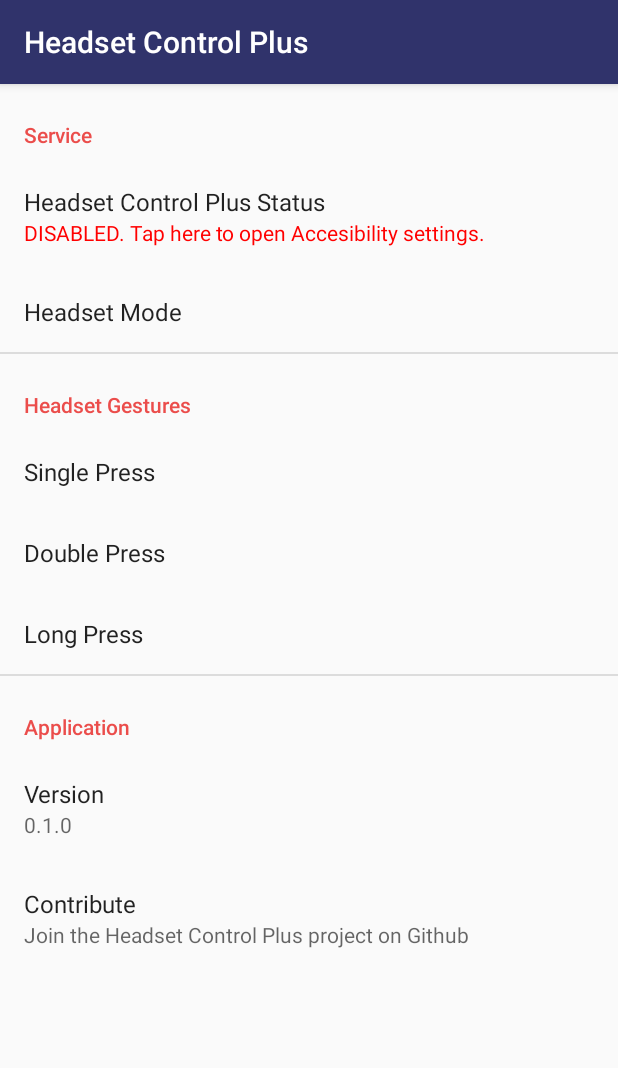
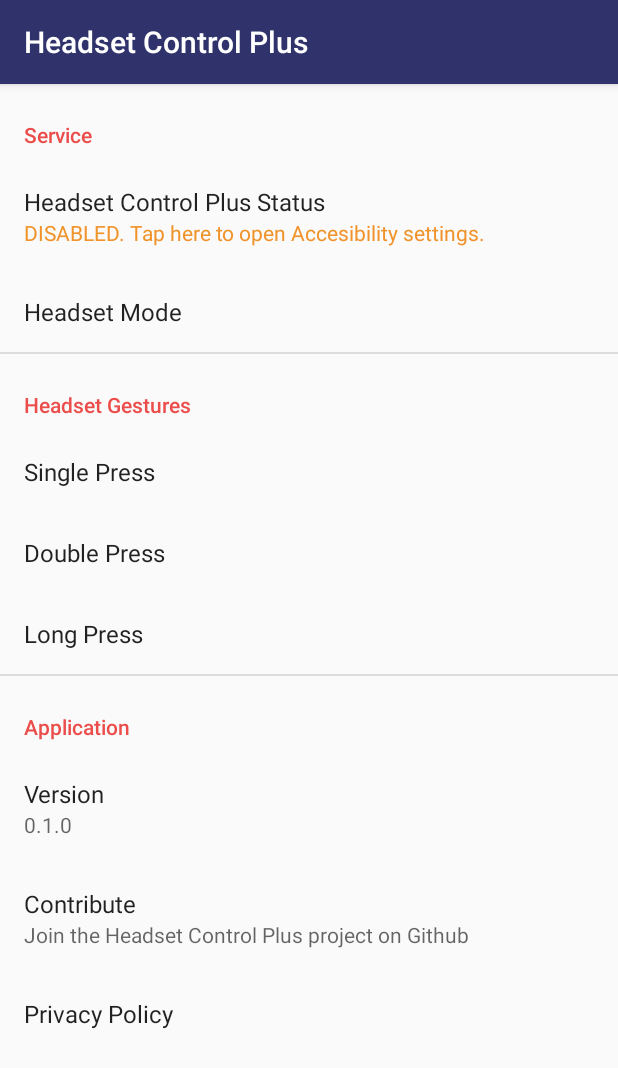
Before and after one commit to nadchif/headset-control-plus, an Android app: the screen it shows after launch (MainActivity), on a phone screen of 412 x 824 dp. Shown: the top 1068 px of the screen. Run offline under Robolectric (Android 15) with nearby library versions, the phone set to English and light mode, and no system bars; our stand-ins replace androidx.preference; libraries missing offline, so code that uses them is left out: com.github.paolorotolo.appintro.

Commit message:
added comments

```diff
--- a/app/build.gradle
+++ b/app/build.gradle
@@ -13,8 +13,11 @@ android {
     }
     buildTypes {
         release {
-            minifyEnabled false
+            minifyEnabled true
             proguardFiles getDefaultProguardFile('proguard-android-optimize.txt'), 'proguard-rules.pro'
+        }
+        lintOptions {
+            abortOnError false
         }
     }
 }
--- a/app/src/main/java/com/chif/headsetcontrolplus/HeadsetControlPlusService.java
+++ b/app/src/main/java/com/chif/headsetcontrolplus/HeadsetControlPlusService.java
@@ -1,7 +1,6 @@
 package com.chif.headsetcontrolplus;
 
 import android.accessibilityservice.AccessibilityService;
-import android.content.Context;
 import android.content.Intent;
 import android.content.SharedPreferences;
 import android.media.AudioManager;
@@ -17,7 +16,6 @@ import androidx.preference.PreferenceManager;
 public class HeadsetControlPlusService extends AccessibilityService {
     private static final String APP_TAG = "HeadsetControlPlus";
     private AudioManager audioManager;
-
     String actionsDefault;
     String actionsPlayPause;
     String actionsNext;
--- a/app/src/main/java/com/chif/headsetcontrolplus/SettingsFragment.java
+++ b/app/src/main/java/com/chif/headsetcontrolplus/SettingsFragment.java
@@ -2,7 +2,6 @@ package com.chif.headsetcontrolplus;
 
 import android.content.ComponentName;
 import android.content.Context;
-import android.content.res.Resources;
 import android.graphics.Color;
 import android.os.Bundle;
 import android.provider.Settings;
@@ -12,7 +11,6 @@ import android.text.TextUtils;
 import android.text.style.ForegroundColorSpan;
 
 import androidx.preference.Preference;
-
 import androidx.preference.ListPreference;
 import androidx.preference.PreferenceFragmentCompat;
 import androidx.preference.PreferenceManager;
@@ -43,6 +41,9 @@ public class SettingsFragment extends PreferenceFragmentCompat {
         }
     };
 
+    /*
+     * Updates the summary of each preference, to match newly set value
+     */
     private static void bindPreferenceSummaryToValue(Preference preference) {
         // Set the listener to watch for value changes.
         preference.setOnPreferenceChangeListener(sBindPreferenceSummaryToValueListener);
@@ -52,12 +53,13 @@ public class SettingsFragment extends PreferenceFragmentCompat {
                 preference,
                 PreferenceManager.getDefaultSharedPreferences(preference.getContext()).getString(preference.getKey(), ""));
     }
+
     @Override
-    public void onResume()
-    {
+    public void onResume() {
         super.onResume();
         setAccessibilityServiceText();
     }
+
     @Override
     public void onCreatePreferences(Bundle savedInstanceState, String rootKey) {
         setPreferencesFromResource(R.xml.main_preferences, rootKey);
@@ -67,17 +69,27 @@ public class SettingsFragment extends PreferenceFragmentCompat {
         bindPreferenceSummaryToValue(findPreference("hcp_gestures_double_press"));
         setAccessibilityServiceText();
     }
+
+    /*
+     * Updates the status in the settings page
+     */
     private void setAccessibilityServiceText() {
         Preference enableHCP = findPreference("enable_hcp");
         Spannable summary;
         if (isAccessibilityServiceEnabled(getActivity(), HeadsetControlPlusService.class)) {
-            enableHCP.setSummary(getString(R.string.pref_status_enabled_hcp));
+            summary = new SpannableString(getString(R.string.pref_status_enabled_hcp));
+            summary.setSpan(new ForegroundColorSpan(Color.parseColor("#6ab04c")), 0, summary.length(), 0);
+            enableHCP.setSummary(summary);
         } else {
             summary = new SpannableString(getString(R.string.pref_status_disabled_hcp));
-            summary.setSpan(new ForegroundColorSpan(Color.RED), 0, summary.length(), 0);
+            summary.setSpan(new ForegroundColorSpan(Color.parseColor("#f0932b")), 0, summary.length(), 0);
             enableHCP.setSummary(summary);
         }
     }
+
+    /*
+     * Checks if the Accessibility Service is enabled. Returns true if it is
+     */
     private static boolean isAccessibilityServiceEnabled(Context context, Class<?> accessibilityService) {
         ComponentName expectedComponentName = new ComponentName(context, accessibilityService);
 
@@ -97,6 +109,4 @@ public class SettingsFragment extends PreferenceFragmentCompat {
         }
         return false;
     }
-
-
 }
--- a/app/src/main/res/layout/fragment_intro_slide_permissions.xml
+++ b/app/src/main/res/layout/fragment_intro_slide_permissions.xml
@@ -30,7 +30,7 @@
         android:layout_width="match_parent"
         android:layout_height="wrap_content"
         android:text="@string/status_service_enabled"
-        android:textColor="@android:color/holo_green_light"
+        android:textColor="@color/successGreen"
         android:textSize="18sp"
         android:visibility="gone" />
 
--- a/app/src/main/res/layout/fragment_intro_slide_setup.xml
+++ b/app/src/main/res/layout/fragment_intro_slide_setup.xml
@@ -30,8 +30,10 @@
         style="@style/Widget.AppCompat.Button.Borderless"
         android:layout_width="match_parent"
         android:layout_height="wrap_content"
+        android:padding="0dp"
         android:text="@string/status_headset_setup_waiting"
         android:textAlignment="textStart"
-        android:textColor="@android:color/holo_green_light" />
+        android:textColor="@color/successGreen"
+        android:textSize="18sp" />
 
 </LinearLayout>
--- a/app/src/main/res/values/colors.xml
+++ b/app/src/main/res/values/colors.xml
@@ -6,4 +6,5 @@
     <color name="introWelcome">#6ab04c</color>
     <color name="introPermissions">#686de0</color>
     <color name="introSetup">#22a6b3</color>
+    <color name="successGreen">#badc58</color>
 </resources>
--- a/app/src/main/res/values/strings.xml
+++ b/app/src/main/res/values/strings.xml
@@ -13,6 +13,9 @@
     </string>
     <string name="pref_status_disabled_hcp">
         DISABLED. Tap here to open Accesibility settings.
+    </string>
+    <string name="pref_status_blank_hcp">
+
     </string>
     <string name="pref_title_hcp_mode">
         Headset Mode
@@ -33,6 +36,9 @@
     </string>
     <string name="pref_title_contribute">
         Contribute
+    </string>
+    <string name="pref_title_privacy">
+        Privacy Policy
     </string>
 
     <string name="pref_title_contribute_details">
--- a/app/src/main/res/xml/main_preferences.xml
+++ b/app/src/main/res/xml/main_preferences.xml
@@ -10,7 +10,7 @@
         <Preference
             android:key="enable_hcp"
             android:title="@string/pref_title_hcp_status"
-            android:summary="@string/pref_status_disabled_hcp"
+            android:summary="@string/pref_status_blank_hcp"
             app:iconSpaceReserved="false">
         <intent android:action="android.settings.ACCESSIBILITY_SETTINGS" />
         </Preference>
@@ -76,5 +76,14 @@
                 android:data="https://github.com/nadchif/headset-control-plus"
                 />
         </Preference>
+        <Preference
+            android:key="contribute_hcp"
+            android:title="@string/pref_title_privacy"
+            app:iconSpaceReserved="false" >
+            <intent
+                android:action="android.intent.action.VIEW"
+                android:data="https://github.com/nadchif/headset-control-plus/blob/master/PRIVACY.md"
+                />
+        </Preference>
     </PreferenceCategory>
 </PreferenceScreen>
```
Also changed, not shown: app/src/main/java/com/chif/headsetcontrolplus/IntroSlideSetup.java (+2 -6 lines), app/src/main/java/com/chif/headsetcontrolplus/MainActivity.java (+5 -4 lines), app/src/main/java/com/chif/headsetcontrolplus/MediaButtonService.java (deleted, +0 -118 lines).
